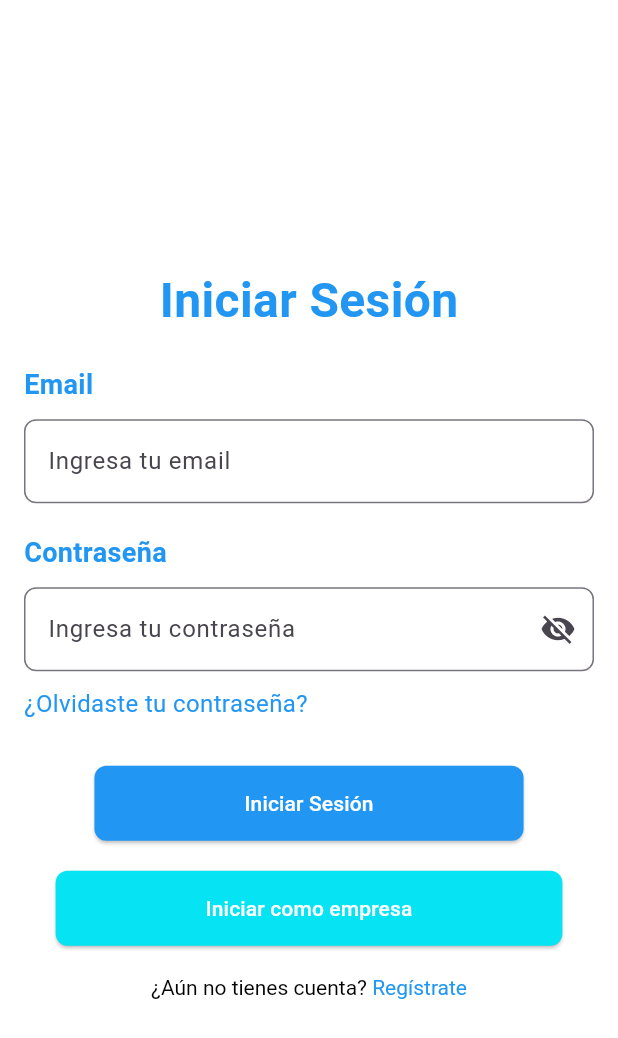
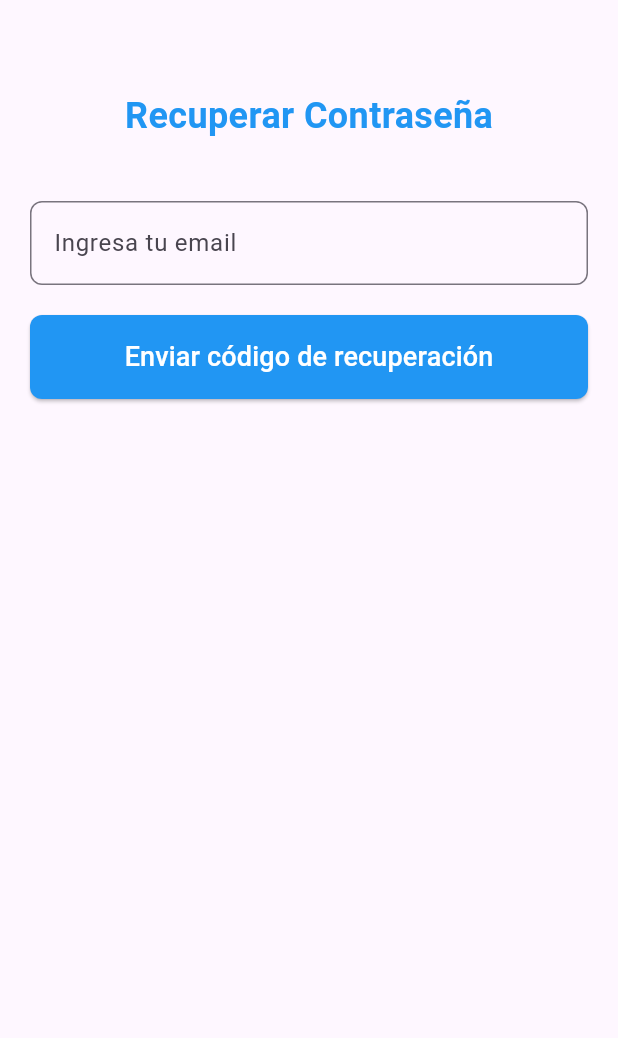
Before and after one commit to gallinero-pateado/app-U, a Flutter app: the screen it shows after launch, after a tap on "¿Olvidaste tu contraseña?", on a phone screen of 412 x 824 dp. Shown: the top 1038 px of the screen. Run offline on Flutter 3.47's test engine with Material 3 defaults, Android fonts, the phone set to English and light mode, and no system bars; our stand-ins replace supabase_flutter; accounts and stored records are empty.

Commit message:
creacion de la pantalla de recuperacion

```diff
--- a/lib/Screens/login.dart
+++ b/lib/Screens/login.dart
@@ -1,5 +1,6 @@
 import 'package:flutter/material.dart';
 import 'package:Ulink/services/auth_services.dart';
+import 'recover_password.dart';
 
 class LoginPage extends StatefulWidget {
   const LoginPage({super.key});
@@ -118,7 +119,12 @@ class LoginPageState extends State<LoginPage> {
                       const SizedBox(height: 10),
                       GestureDetector(
                         onTap: () {
-                          // Acción de olvido de contraseña
+                          Navigator.push(
+                            context,
+                            MaterialPageRoute(
+                                builder: (context) =>
+                                    const RecoverPasswordPage()),
+                          );
                         },
                         child: const Text(
                           '¿Olvidaste tu contraseña?',
--- /dev/null
+++ b/lib/Screens/recover_password.dart
@@ -0,0 +1,91 @@
+import 'package:flutter/material.dart';
+
+class RecoverPasswordPage extends StatefulWidget {
+  const RecoverPasswordPage({super.key});
+
+  @override
+  RecoverPasswordPageState createState() => RecoverPasswordPageState();
+}
+
+class RecoverPasswordPageState extends State<RecoverPasswordPage> {
+  final GlobalKey<FormState> _formKey = GlobalKey();
+  final TextEditingController _emailController = TextEditingController();
+
+  @override
+  Widget build(BuildContext context) {
+    return Scaffold(
+      body: SingleChildScrollView(
+        child: Padding(
+          padding: const EdgeInsets.all(20.0),
+          child: Form(
+            key: _formKey,
+            child: Column(
+              crossAxisAlignment: CrossAxisAlignment.stretch,
+              children: <Widget>[
+                const SizedBox(height: 40),
+                const Center(
+                  child: Text(
+                    'Recuperar Contraseña',
+                    style: TextStyle(
+                      fontSize: 24,
+                      fontWeight: FontWeight.bold,
+                      color: Colors.blue,
+                    ),
+                  ),
+                ),
+                const SizedBox(height: 40),
+                TextFormField(
+                  controller: _emailController,
+                  decoration: InputDecoration(
+                    hintText: 'Ingresa tu email',
+                    border: OutlineInputBorder(
+                      borderRadius: BorderRadius.circular(8.0),
+                    ),
+                  ),
+                  keyboardType: TextInputType.emailAddress,
+                  validator: (value) {
+                    if (value!.isEmpty) {
+                      return 'Por favor ingrese su correo electrónico';
+                    }
+                    // Validar formato de correo electrónico
+                    if (!RegExp(r'^[^@]+@[^@]+\.[^@]+').hasMatch(value)) {
+                      return 'Por favor ingrese un correo electrónico válido';
+                    }
+                    return null;
+                  },
+                ),
+                const SizedBox(height: 20),
+                ElevatedButton(
+                  onPressed: () {
+                    // No hacer nada de momento
+                  },
+                  style: ElevatedButton.styleFrom(
+                    foregroundColor: Colors.white,
+                    backgroundColor: Colors.blue,
+                    padding: const EdgeInsets.symmetric(
+                      vertical: 15,
+                    ),
+                    shape: RoundedRectangleBorder(
+                      borderRadius: BorderRadius.circular(8.0),
+                    ),
+                  ),
+                  child: const Text(
+                    'Enviar código de recuperación',
+                    style: TextStyle(fontSize: 18),
+                  ),
+                ),
+              ],
+            ),
+          ),
+        ),
+      ),
+    );
+  }
+
+  Widget formItemsDesign(icon, item) {
+    return Padding(
+      padding: const EdgeInsets.symmetric(vertical: 7),
+      child: Card(child: ListTile(leading: Icon(icon), title: item)),
+    );
+  }
+}
--- a/lib/main.dart
+++ b/lib/main.dart
@@ -3,9 +3,10 @@ import 'package:flutter/material.dart';
 //Importaciones para Supabase
 import 'package:supabase_flutter/supabase_flutter.dart';
 
-//Paginas de la aplicación
+//Pantallas de la aplicación
 import 'package:Ulink/Screens/login.dart';
 import 'package:Ulink/Screens/registro.dart';
+import 'package:Ulink/Screens/recover_password.dart';
 
 void main() async {
   // Inicialización de Supabase
@@ -30,6 +31,8 @@ class MyApp extends StatelessWidget {
         '/': (context) => const LoginPage(), // Pantalla de login
         '/registro': (context) =>
             const RegisterScreen(), // Pantalla de registro
+        '/recuperar': (context) =>
+            const RecoverPasswordPage(), // Pantalla de recuperar contraseña
       },
     );
   }
```
Also changed, not shown: 1 other file.
